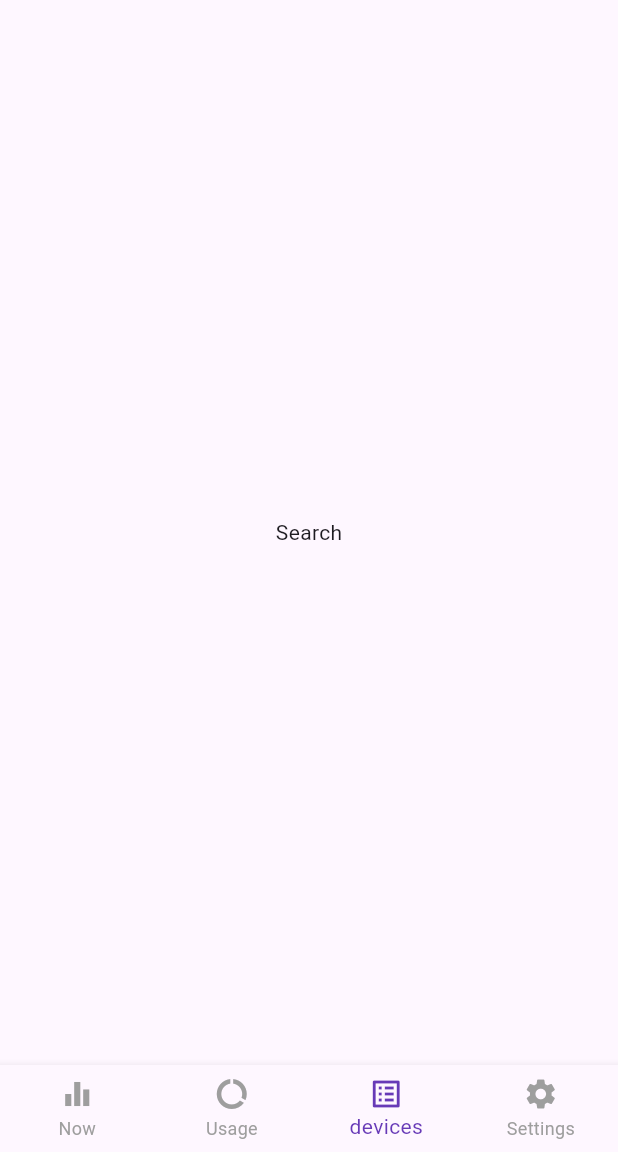
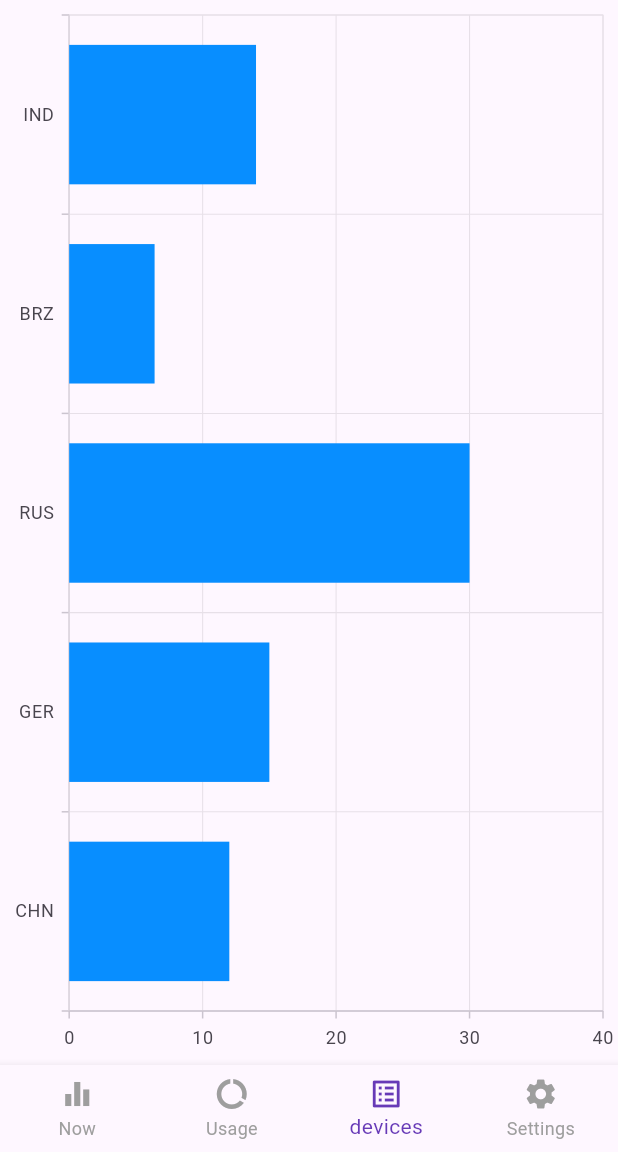
Before and after one commit to jgowthaman1308/Temp-Tisan-Energy-Manager, a Flutter app: the screen it shows after launch, item 3 of the bottom bar chosen, on a phone screen of 412 x 824 dp, the part 84-1236 px from its top. Run offline on Flutter 3.47's test engine with Material 2 defaults, Android fonts, the phone set to English and light mode, and no system bars; our stand-ins replace syncfusion_flutter_charts.

Commit message:
bar added

```diff
--- a/lib/models/general.dart
+++ b/lib/models/general.dart
@@ -3,6 +3,13 @@ class EnergyData {
 
   final String month;
   final double units;
+}
+
+class BarChartData {
+  BarChartData(this.x, this.y);
+
+  final String x;
+  final double y;
 }
 
 class Device {
--- a/lib/screens/home_screen.dart
+++ b/lib/screens/home_screen.dart
@@ -14,8 +14,19 @@ class _HomeScreenState extends State<HomeScreen> {
   int _currentIndex = 0;
   final List<Device> _deviceList = Device.getDeviceList();
 
+  late List<BarChartData> data;
+  late TooltipBehavior _tooltip;
+
   @override
   void initState() {
+    data = [
+      BarChartData('CHN', 12),
+      BarChartData('GER', 15),
+      BarChartData('RUS', 30),
+      BarChartData('BRZ', 6.4),
+      BarChartData('IND', 14)
+    ];
+    _tooltip = TooltipBehavior(enable: true);
     super.initState();
   }
 
@@ -93,6 +104,23 @@ class _HomeScreenState extends State<HomeScreen> {
     );
   }
 
+  Widget _getDeviceUsage() {
+    return SfCartesianChart(
+      primaryXAxis: CategoryAxis(),
+      primaryYAxis: NumericAxis(minimum: 0, maximum: 40, interval: 10),
+      tooltipBehavior: _tooltip,
+      series: <ChartSeries<BarChartData, String>>[
+        BarSeries<BarChartData, String>(
+          dataSource: data,
+          xValueMapper: (BarChartData data, _) => data.x,
+          yValueMapper: (BarChartData data, _) => data.y,
+          name: 'Gold',
+          color: const Color.fromRGBO(8, 142, 255, 1),
+        )
+      ],
+    );
+  }
+
   @override
   Widget build(BuildContext context) {
     return Scaffold(
@@ -104,7 +132,7 @@ class _HomeScreenState extends State<HomeScreen> {
       body: [
         _getNow(),
         _getHome(),
-        const Center(child: Text('Search')),
+        _getDeviceUsage(),
         const Center(child: Text('Profile')),
       ].elementAt(_currentIndex), // Show the page according to the index
       bottomNavigationBar: BottomNavigationBar(
```
